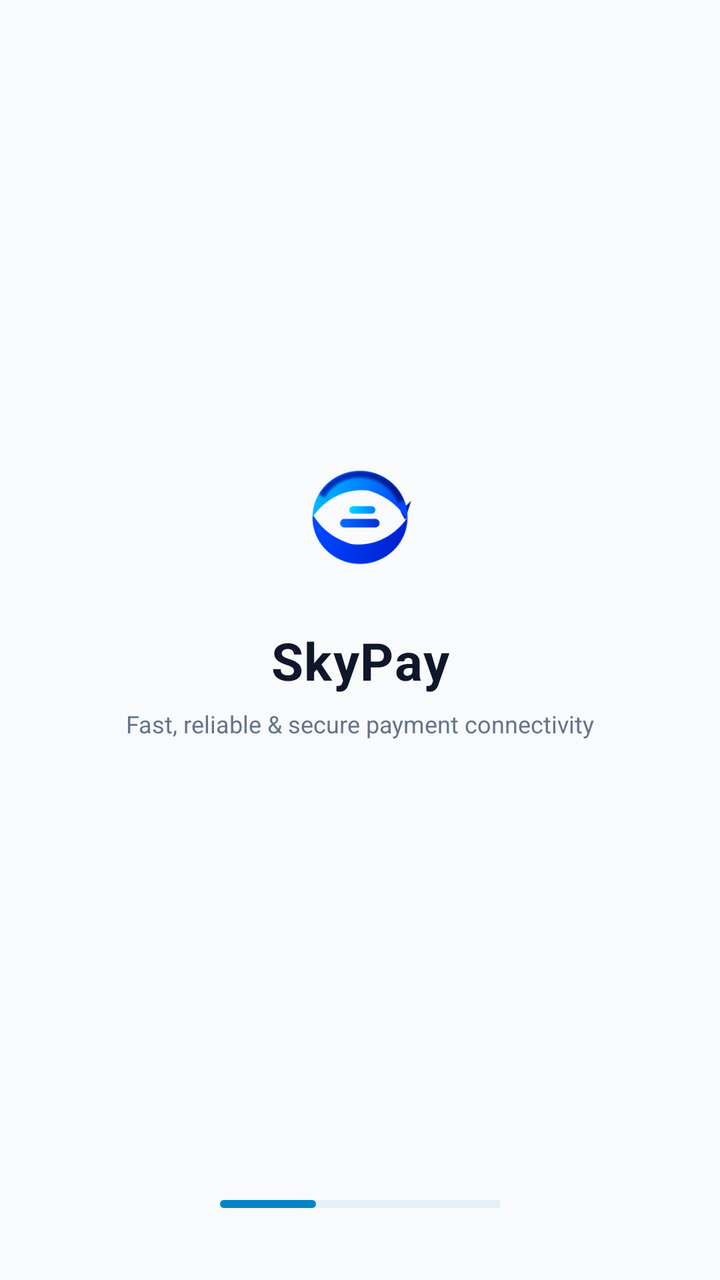
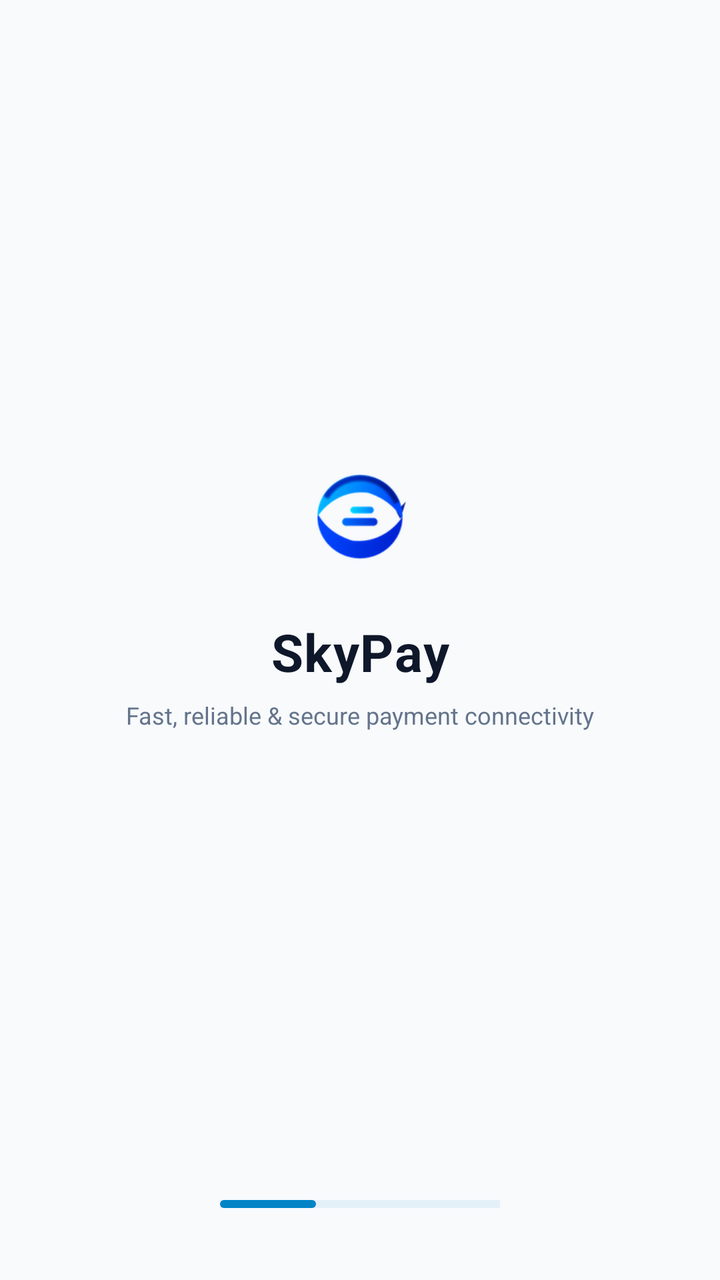

An Android layout rendered at two revisions. The XML below is the earlier revision; the diff shows what the commit changed to produce the second picture.
<!-- AndroidManifest.xml: application theme Theme.SkyPay -->
<!-- res/layout/activity_splash.xml -->
<?xml version="1.0" encoding="utf-8"?>
<androidx.constraintlayout.widget.ConstraintLayout xmlns:android="http://schemas.android.com/apk/res/android"
    xmlns:app="http://schemas.android.com/apk/res-auto"
    android:layout_width="match_parent"
    android:layout_height="match_parent"
    android:background="@color/colorBackground">

    <LinearLayout
        android:id="@+id/layoutCenterBrand"
        android:layout_width="wrap_content"
        android:layout_height="wrap_content"
        android:gravity="center"
        android:orientation="vertical"
        app:layout_constraintBottom_toBottomOf="parent"
        app:layout_constraintEnd_toEndOf="parent"
        app:layout_constraintStart_toStartOf="parent"
        app:layout_constraintTop_toTopOf="parent"
        app:layout_constraintVertical_bias="0.45">

        <ImageView
            android:id="@+id/ivSplashLogo"
            android:layout_width="76dp"
            android:layout_height="76dp"
            android:src="@drawable/ic_skypay_logo"
            android:contentDescription="@string/app_name" />

        <TextView
            android:id="@+id/tvSplashTitle"
            android:layout_width="wrap_content"
            android:layout_height="wrap_content"
            android:layout_marginTop="16dp"
            android:text="@string/app_name"
            android:textColor="@color/colorTextPrimary"
            android:textSize="26sp"
            android:textStyle="bold"
            android:letterSpacing="0.02" />

        <TextView
            android:id="@+id/tvSplashSubtitle"
            android:layout_width="wrap_content"
            android:layout_height="wrap_content"
            android:layout_marginTop="6dp"
            android:text="Fast, reliable &amp; secure payment connectivity"
            android:textColor="@color/colorTextSecondary"
            android:textSize="12sp" />
    </LinearLayout>

    <FrameLayout
        android:layout_width="140dp"
        android:layout_height="4dp"
        android:layout_marginBottom="36dp"
        android:background="#150284C7"
        app:layout_constraintBottom_toBottomOf="parent"
        app:layout_constraintEnd_toEndOf="parent"
        app:layout_constraintStart_toStartOf="parent">

        <View
            android:id="@+id/viewGestureIndicator"
            android:layout_width="48dp"
            android:layout_height="match_parent"
            android:background="@drawable/bg_gesture_bar" />
    </FrameLayout>

</androidx.constraintlayout.widget.ConstraintLayout>
<!-- resources referenced by this layout -->
<resources>
  <color name="colorBackground">#F8FAFC</color>
  <color name="colorTextPrimary">#0F172A</color>
  <color name="colorTextSecondary">#64748B</color>
  <!-- drawable bg_gesture_bar (drawable) -->
  <shape xmlns:android="http://schemas.android.com/apk/res/android"
      android:shape="rectangle">
      <corners android:radius="3dp" />
      <solid android:color="@color/colorPrimary" />
  </shape>
  <!-- drawable ic_skypay_logo: png bitmap (drawable, 16617 bytes) -->
  <string name="app_name">SkyPay</string>
  <style name="Theme.SkyPay" parent="Theme.MaterialComponents.DayNight.NoActionBar">
          <item name="colorPrimary">@color/colorPrimary</item>
          <item name="colorPrimaryVariant">@color/colorPrimaryVariant</item>
          <item name="colorOnPrimary">@color/colorOnPrimary</item>
          <item name="colorSecondary">@color/colorSecondary</item>
          <item name="colorSecondaryVariant">@color/colorSecondaryVariant</item>
          <item name="colorOnSecondary">@color/colorOnSecondary</item>
          <item name="android:statusBarColor">@color/colorBackground</item>
          <item name="android:windowLightStatusBar">true</item>
          <item name="android:windowBackground">@color/colorBackground</item>
      </style>
  <color name="colorPrimary">#0284C7</color>
  <color name="colorPrimaryVariant">#0369A1</color>
  <color name="colorOnPrimary">#FFFFFF</color>
  <color name="colorSecondary">#1E3A8A</color>
  <color name="colorSecondaryVariant">#172554</color>
  <color name="colorOnSecondary">#FFFFFF</color>
</resources>

<!-- the commit's change to res/layout/activity_splash.xml (unified diff, before → after) -->
@@ -19,8 +19,10 @@
 
         <ImageView
             android:id="@+id/ivSplashLogo"
-            android:layout_width="76dp"
-            android:layout_height="76dp"
+            android:layout_width="@dimen/splash_logo_size"
+            android:layout_height="@dimen/splash_logo_size"
+            android:adjustViewBounds="true"
+            android:scaleType="fitCenter"
             android:src="@drawable/ic_skypay_logo"
             android:contentDescription="@string/app_name" />
 
<!-- resource entries referenced after the edit -->
@@ -3,13 +3,14 @@
   <color name="colorBackground">#F8FAFC</color>
   <color name="colorTextPrimary">#0F172A</color>
   <color name="colorTextSecondary">#64748B</color>
+  <dimen name="splash_logo_size">84dp</dimen>
   <!-- drawable bg_gesture_bar (drawable) -->
   <shape xmlns:android="http://schemas.android.com/apk/res/android"
       android:shape="rectangle">
       <corners android:radius="3dp" />
       <solid android:color="@color/colorPrimary" />
   </shape>
-  <!-- drawable ic_skypay_logo: png bitmap (drawable, 16617 bytes) -->
+  <!-- drawable ic_skypay_logo: png bitmap (drawable-hdpi, 3869 bytes) -->
   <string name="app_name">SkyPay</string>
   <style name="Theme.SkyPay" parent="Theme.MaterialComponents.DayNight.NoActionBar">
           <item name="colorPrimary">@color/colorPrimary</item>
